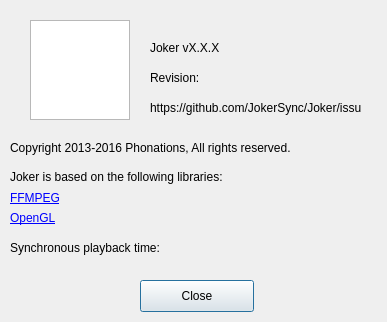
Old version of the form app/Joker/AboutDialog.ui in the repository JokerSync/Joker.
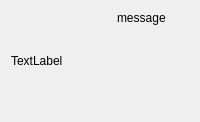
New version of the form.

Commit message: About dialog: refactor and remove reference to Phonations

Patch:
```diff
--- a/app/Joker/AboutDialog.ui
+++ b/app/Joker/AboutDialog.ui
@@ -2,189 +2,46 @@
 <ui version="4.0">
  <class>AboutDialog</class>
  <widget class="QDialog" name="AboutDialog">
-  <property name="geometry">
-   <rect>
-    <x>0</x>
-    <y>0</y>
-    <width>387</width>
-    <height>322</height>
-   </rect>
-  </property>
   <property name="windowTitle">
    <string>About Joker</string>
   </property>
-  <widget class="QLabel" name="labelCpRight">
-   <property name="geometry">
-    <rect>
-     <x>10</x>
-     <y>140</y>
-     <width>351</width>
-     <height>16</height>
-    </rect>
-   </property>
-   <property name="text">
-    <string>Copyright 2013-2016 Phonations, All rights reserved.</string>
-   </property>
-  </widget>
-  <widget class="QLabel" name="labelVersion">
-   <property name="geometry">
-    <rect>
-     <x>150</x>
-     <y>40</y>
-     <width>221</width>
-     <height>16</height>
-    </rect>
-   </property>
-   <property name="text">
-    <string notr="true">Joker vX.X.X</string>
-   </property>
-  </widget>
-  <widget class="QPushButton" name="pushButton">
-   <property name="geometry">
-    <rect>
-     <x>140</x>
-     <y>280</y>
-     <width>114</width>
-     <height>32</height>
-    </rect>
-   </property>
-   <property name="text">
-    <string>Close</string>
-   </property>
-  </widget>
-  <widget class="QGraphicsView" name="graphicsViewIcon">
-   <property name="geometry">
-    <rect>
-     <x>30</x>
-     <y>20</y>
-     <width>100</width>
-     <height>100</height>
-    </rect>
-   </property>
-   <property name="frameShape">
-    <enum>QFrame::StyledPanel</enum>
-   </property>
-   <property name="verticalScrollBarPolicy">
-    <enum>Qt::ScrollBarAlwaysOff</enum>
-   </property>
-   <property name="horizontalScrollBarPolicy">
-    <enum>Qt::ScrollBarAlwaysOff</enum>
-   </property>
-   <property name="backgroundBrush">
-    <brush brushstyle="NoBrush">
-     <color alpha="0">
-      <red>0</red>
-      <green>0</green>
-      <blue>0</blue>
-     </color>
-    </brush>
-   </property>
-   <property name="foregroundBrush">
-    <brush brushstyle="NoBrush">
-     <color alpha="0">
-      <red>0</red>
-      <green>0</green>
-      <blue>0</blue>
-     </color>
-    </brush>
-   </property>
-  </widget>
-  <widget class="QLabel" name="labelContact">
-   <property name="geometry">
-    <rect>
-     <x>150</x>
-     <y>100</y>
-     <width>211</width>
-     <height>16</height>
-    </rect>
-   </property>
-   <property name="text">
-    <string notr="true">https://github.com/JokerSync/Joker/issues</string>
-   </property>
-   <property name="openExternalLinks">
-    <bool>true</bool>
-   </property>
-  </widget>
-  <widget class="QLabel" name="label">
-   <property name="geometry">
-    <rect>
-     <x>10</x>
-     <y>170</y>
-     <width>341</width>
-     <height>16</height>
-    </rect>
-   </property>
-   <property name="layoutDirection">
-    <enum>Qt::LeftToRight</enum>
-   </property>
-   <property name="text">
-    <string>Joker is based on the following libraries:</string>
-   </property>
-   <property name="alignment">
-    <set>Qt::AlignLeading|Qt::AlignLeft|Qt::AlignTop</set>
-   </property>
-  </widget>
-  <widget class="QLabel" name="labelOpenGL">
-   <property name="geometry">
-    <rect>
-     <x>10</x>
-     <y>210</y>
-     <width>341</width>
-     <height>16</height>
-    </rect>
-   </property>
-   <property name="text">
-    <string notr="true">&lt;html&gt;&lt;head/&gt;&lt;body&gt;&lt;p&gt;&lt;a href=&quot;http://www.opengl.org/&quot;&gt;&lt;span style=&quot; text-decoration: underline; color:#0000ff;&quot;&gt;OpenGL&lt;/span&gt;&lt;/a&gt;&lt;/p&gt;&lt;/body&gt;&lt;/html&gt;</string>
-   </property>
-   <property name="openExternalLinks">
-    <bool>true</bool>
-   </property>
-  </widget>
-  <widget class="QLabel" name="labelFFMPEG">
-   <property name="geometry">
-    <rect>
-     <x>10</x>
-     <y>190</y>
-     <width>341</width>
-     <height>16</height>
-    </rect>
-   </property>
-   <property name="text">
-    <string notr="true">&lt;html&gt;&lt;head/&gt;&lt;body&gt;&lt;p&gt;&lt;a href=&quot;http://ffmpeg.org/&quot;&gt;&lt;span style=&quot; text-decoration: underline; color:#0000ff;&quot;&gt;FFMPEG&lt;/span&gt;&lt;/a&gt;&lt;/p&gt;&lt;/body&gt;&lt;/html&gt;</string>
-   </property>
-   <property name="openExternalLinks">
-    <bool>true</bool>
-   </property>
-  </widget>
-  <widget class="QLabel" name="revisionLabel">
-   <property name="geometry">
-    <rect>
-     <x>150</x>
-     <y>70</y>
-     <width>181</width>
-     <height>16</height>
-    </rect>
-   </property>
-   <property name="text">
-    <string>Revision: </string>
-   </property>
-   <property name="openExternalLinks">
-    <bool>true</bool>
-   </property>
-  </widget>
-  <widget class="QLabel" name="timePlayedLabel">
-   <property name="geometry">
-    <rect>
-     <x>10</x>
-     <y>240</y>
-     <width>341</width>
-     <height>16</height>
-    </rect>
-   </property>
-   <property name="text">
-    <string>Synchronous playback time: </string>
-   </property>
-  </widget>
+  <layout class="QHBoxLayout" name="horizontalLayout">
+   <item>
+    <widget class="QLabel" name="iconLabel">
+     <property name="minimumSize">
+      <size>
+       <width>100</width>
+       <height>100</height>
+      </size>
+     </property>
+     <property name="maximumSize">
+      <size>
+       <width>100</width>
+       <height>100</height>
+      </size>
+     </property>
+     <property name="text">
+      <string>TextLabel</string>
+     </property>
+    </widget>
+   </item>
+   <item>
+    <widget class="QLabel" name="label">
+     <property name="layoutDirection">
+      <enum>Qt::LeftToRight</enum>
+     </property>
+     <property name="text">
+      <string>message</string>
+     </property>
+     <property name="alignment">
+      <set>Qt::AlignLeading|Qt::AlignLeft|Qt::AlignTop</set>
+     </property>
+     <property name="openExternalLinks">
+      <bool>true</bool>
+     </property>
+    </widget>
+   </item>
+  </layout>
  </widget>
  <resources/>
  <connections/>
```
The commit also changes 4 other files.
